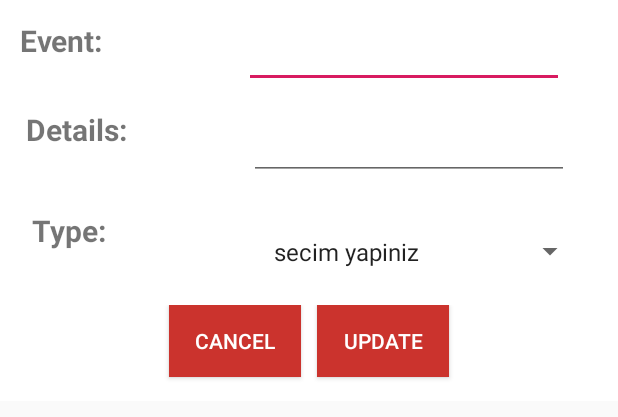
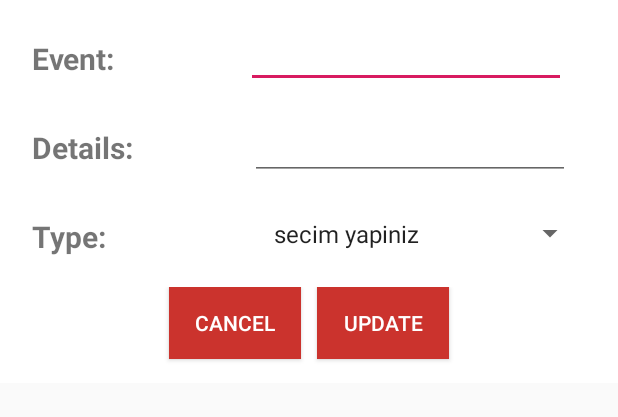
Before and after one commit to isilbolatbas/NavigationDrawer, an Android app: the layout detail_custom_dialog.xml on its own in the app's theme, with its tools: preview values and no code run, on a phone screen of 412 x 824 dp. Shown: the top 417 px of the screen. Run offline under Robolectric (Android 15) with nearby library versions, the phone set to English and light mode, and no system bars.

```diff
--- a/app/src/main/res/layout/detail_custom_dialog.xml
+++ b/app/src/main/res/layout/detail_custom_dialog.xml
@@ -16,8 +16,8 @@
         android:layout_height="wrap_content"
         android:layout_alignParentTop="true"
         android:layout_centerHorizontal="true"
-        android:layout_marginStart="8dp"
-        android:layout_marginTop="8dp"
+        android:layout_marginStart="16dp"
+        android:layout_marginTop="20dp"
         android:text="Event:"
         android:textSize="20sp"
         android:textStyle="bold"
@@ -30,7 +30,7 @@
         android:layout_height="wrap_content"
         android:layout_alignParentTop="true"
         android:layout_centerHorizontal="true"
-        android:layout_marginStart="12dp"
+        android:layout_marginStart="16dp"
         android:layout_marginTop="32dp"
         android:text="Details:"
         android:textSize="20sp"
@@ -45,7 +45,7 @@
         android:layout_alignParentTop="true"
         android:layout_centerHorizontal="true"
         android:layout_marginStart="16dp"
-        android:layout_marginTop="40dp"
+        android:layout_marginTop="32dp"
         android:text="Type:"
         android:textSize="20sp"
         android:textStyle="bold"
@@ -89,7 +89,7 @@
         android:layout_alignParentTop="true"
         android:layout_centerHorizontal="true"
         android:layout_marginStart="8dp"
-        android:layout_marginTop="28dp"
+        android:layout_marginTop="16dp"
         android:layout_marginEnd="8dp"
         android:ems="10"
         android:entries="@array/Secenek"
@@ -97,8 +97,7 @@
         app:layout_constraintEnd_toEndOf="parent"
         app:layout_constraintHorizontal_bias="0.925"
         app:layout_constraintStart_toEndOf="@+id/typeText"
-        app:layout_constraintTop_toBottomOf="@+id/detailEdit"
-        />
+        app:layout_constraintTop_toBottomOf="@+id/detailEdit" />
 
 
     <LinearLayout
--- a/app/src/main/res/layout/fragment_map.xml
+++ b/app/src/main/res/layout/fragment_map.xml
@@ -31,6 +31,4 @@ tools:context=".MapFragment" >
         app:layout_constraintEnd_toEndOf="parent"
         app:srcCompat="@android:drawable/ic_input_add" />
 
-
-
 </androidx.constraintlayout.widget.ConstraintLayout>
```
Also changed, not shown: app/src/main/java/com/example/vallason/MainActivity.java (+15 -0 lines), app/src/main/res/layout/activity_main.xml (+15 -0 lines), app/src/main/res/layout/list_item.xml (+5 -6 lines), app/src/main/res/layout/live_custom.xml (+6 -7 lines), app/src/main/res/layout/recycler_view.xml (+14 -6 lines).
